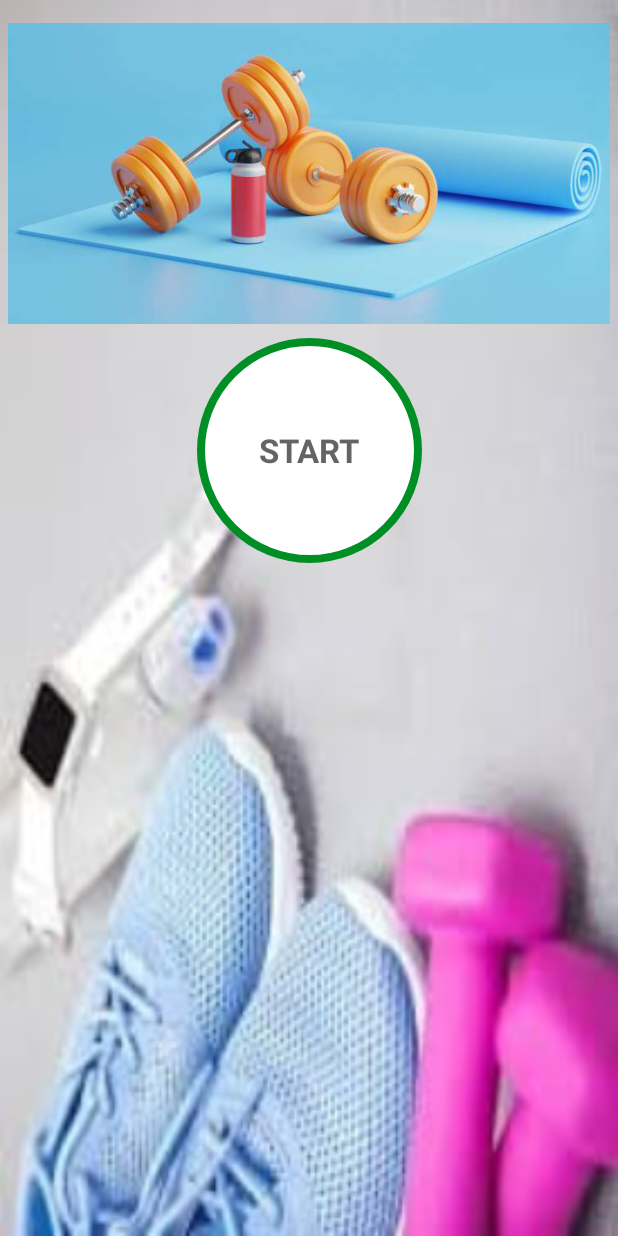
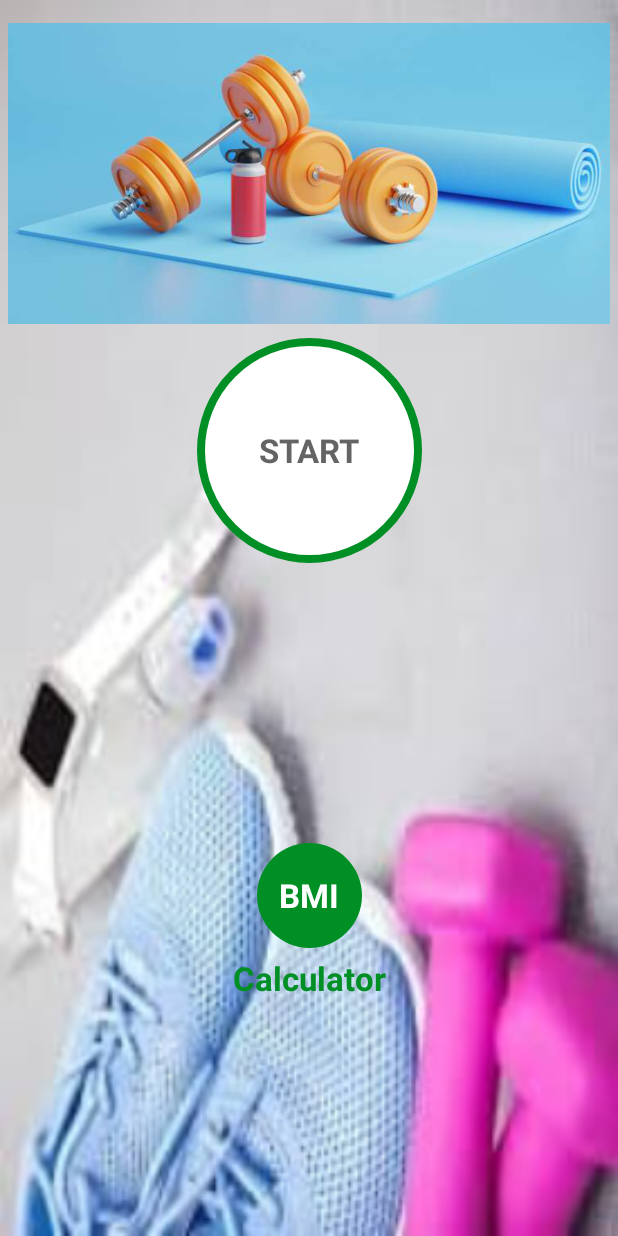
Before and after one commit to AnkitJha25/WorkoutApp, an Android app: the screen it shows after launch (MainActivity), on a phone screen of 412 x 824 dp. Run offline under Robolectric (Android 15) with nearby library versions, the phone set to English and light mode, and no system bars.

Commit message:
Second Commit

```diff
--- a/app/src/main/AndroidManifest.xml
+++ b/app/src/main/AndroidManifest.xml
@@ -16,6 +16,9 @@
         android:supportsRtl="true"
         android:theme="@style/Theme.SevenMinutesWorkoutApp">
         <activity
+            android:name=".BMIActivity"
+            android:exported="true" />
+        <activity
             android:name=".FinishActivity"
             android:exported="true" />
         <activity
--- a/app/src/main/java/com/example/sevenminutesworkoutapp/MainActivity.kt
+++ b/app/src/main/java/com/example/sevenminutesworkoutapp/MainActivity.kt
@@ -26,5 +26,10 @@ class MainActivity : AppCompatActivity() {
             startActivity(intent)
 
         }
+
+        binding?.flBMI?.setOnClickListener{
+            val intent = Intent(this, BMIActivity::class.java)
+            startActivity(intent)
+        }
     }
 }
--- a/app/src/main/res/layout/activity_main.xml
+++ b/app/src/main/res/layout/activity_main.xml
@@ -39,4 +39,38 @@
 
     </FrameLayout>
 
+    <FrameLayout
+        android:id="@+id/flBMI"
+        app:layout_constraintTop_toBottomOf="@+id/flStart"
+        app:layout_constraintStart_toStartOf="parent"
+        app:layout_constraintEnd_toEndOf="parent"
+        app:layout_constraintBottom_toBottomOf="parent"
+        android:layout_width="70dp"
+        android:layout_height="70dp"
+        android:background="@drawable/item_circular_color_accent_background"
+        >
+
+        <TextView
+            android:layout_width="wrap_content"
+            android:layout_height="wrap_content"
+            android:text="BMI"
+            android:layout_gravity="center"
+            android:textColor="@color/white"
+            android:textSize="@dimen/default_button_text_size"
+            android:textStyle="bold"/>
+
+    </FrameLayout>
+
+    <TextView
+        android:layout_width="wrap_content"
+        android:layout_height="wrap_content"
+        android:layout_marginTop="5dp"
+        android:text="Calculator"
+        android:textColor="@color/colorAccent"
+        android:textSize="@dimen/default_button_text_size"
+        android:textStyle="bold"
+        app:layout_constraintEnd_toEndOf="parent"
+        app:layout_constraintStart_toStartOf="parent"
+        app:layout_constraintTop_toBottomOf="@id/flBMI"/>
+
 </androidx.constraintlayout.widget.ConstraintLayout>
```
Also changed, not shown: app/src/main/java/com/example/sevenminutesworkoutapp/BMIActivity.kt (added, +25 -0 lines), app/src/main/java/com/example/sevenminutesworkoutapp/ExerciseActivity.kt (+31 -11 lines), app/src/main/java/com/example/sevenminutesworkoutapp/FinishActivity.kt (+12 -0 lines), app/src/main/res/layout/activity_bmi.xml (added, +15 -0 lines), app/src/main/res/layout/dialog_custom_back_confirmation.xml (added, +61 -0 lines).
